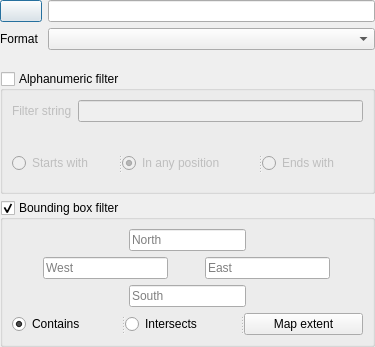
This is Ui_Base_LoadThemAll.ui in gacarrillor/loadthemall as Qt 5 draws it before an edit. The edited form follows.
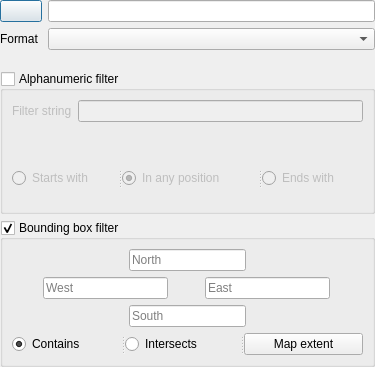
This is the edited form. Icons and pictures are not drawn.

Diff of the .ui file:
```diff
--- a/Ui_Base_LoadThemAll.ui
+++ b/Ui_Base_LoadThemAll.ui
@@ -7,7 +7,7 @@
     <x>0</x>
     <y>0</y>
     <width>375</width>
-    <height>347</height>
+    <height>367</height>
    </rect>
   </property>
   <property name="windowTitle">
```
Left out of the diff: 6 changed lines with no effect on the pictures.
